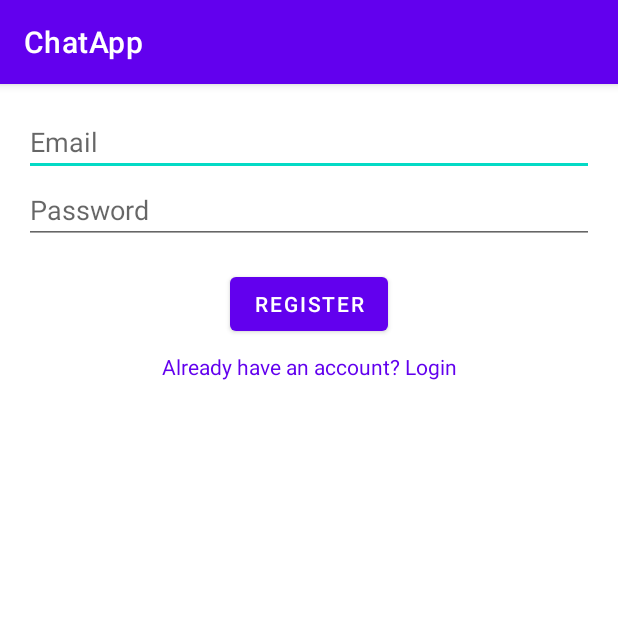
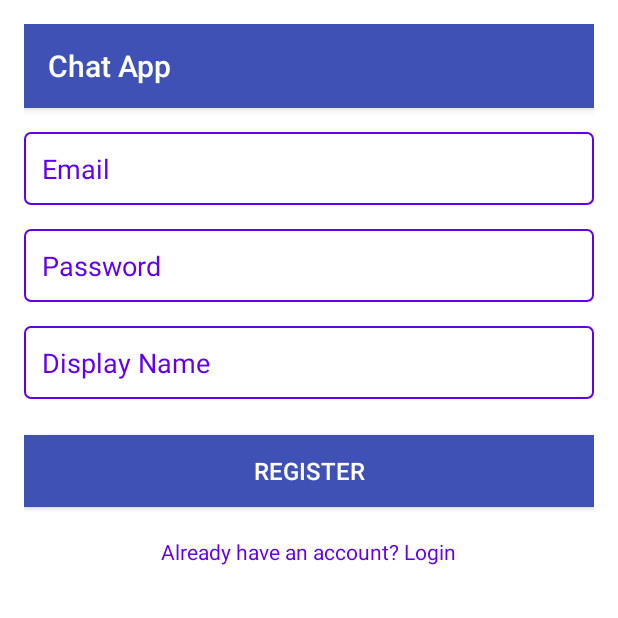
Before and after one commit to AlenPobhenrhaj/ChatApp, an Android app: the RegisterActivity screen opened directly, with no data from a screen before it, on a phone screen of 412 x 824 dp, the top half of it. Run offline under Robolectric (Android 15) with nearby library versions, the phone set to English and light mode, and no system bars; our stand-ins replace Firebase (no records; nobody signed in at launch, a user with empty details on screens opened directly).

Commit message:
1st Commit

```diff
--- a/app/src/main/AndroidManifest.xml
+++ b/app/src/main/AndroidManifest.xml
@@ -7,7 +7,7 @@
         android:label="@string/app_name"
         android:roundIcon="@mipmap/ic_launcher_round"
         android:supportsRtl="true"
-        android:theme="@style/Theme.ChatApp">
+        android:theme="@style/Theme.AppCompat.Light.NoActionBar">
         <activity
             android:name=".activities.RegisterActivity"
             android:exported="false">
--- a/app/src/main/java/com/example/chatapp/models/ChatMessage.kt
+++ b/app/src/main/java/com/example/chatapp/models/ChatMessage.kt
@@ -4,4 +4,5 @@ data class ChatMessage(
     val message: String = "",
     val sender: String = "",
     val timestamp: Long = 0L,
+    val displayName: String = "" // Add this property
 )
--- /dev/null
+++ b/app/src/main/res/drawable/button_background.xml
@@ -0,0 +1,5 @@
+<?xml version="1.0" encoding="utf-8"?>
+<shape xmlns:android="http://schemas.android.com/apk/res/android">
+    <solid android:color="@color/purple_500" />
+    <corners android:radius="4dp" />
+</shape>
--- /dev/null
+++ b/app/src/main/res/drawable/edittext_background.xml
@@ -0,0 +1,6 @@
+<?xml version="1.0" encoding="utf-8"?>
+<shape xmlns:android="http://schemas.android.com/apk/res/android">
+    <solid android:color="@android:color/white" />
+    <corners android:radius="4dp" />
+    <stroke android:color="@color/purple_500" android:width="1dp"/>
+</shape>
--- /dev/null
+++ b/app/src/main/res/drawable/rounded_corner_background.xml
@@ -0,0 +1,4 @@
+<?xml version="1.0" encoding="utf-8"?>
+<selector xmlns:android="http://schemas.android.com/apk/res/android">
+
+</selector>
--- a/app/src/main/res/drawable/rounded_corner_received.xml
+++ b/app/src/main/res/drawable/rounded_corner_received.xml
@@ -1,7 +1,7 @@
 <?xml version="1.0" encoding="utf-8"?>
 <shape xmlns:android="http://schemas.android.com/apk/res/android">
     <corners android:radius="12dp" />
-    <solid android:color="#EDEDED" />
+    <solid android:color="#F5F9E9" />
     <padding
         android:left="8dp"
         android:top="8dp"
--- /dev/null
+++ b/app/src/main/res/drawable/rounded_edittext.xml
@@ -0,0 +1,6 @@
+<?xml version="1.0" encoding="utf-8"?>
+<shape xmlns:android="http://schemas.android.com/apk/res/android">
+    <solid android:color="@android:color/white" />
+    <corners android:radius="20dp" />
+    <stroke android:color="@android:color/darker_gray" android:width="1dp" />
+</shape>
--- /dev/null
+++ b/app/src/main/res/drawable/your_logo_here.xml
@@ -0,0 +1,4 @@
+<?xml version="1.0" encoding="utf-8"?>
+<selector xmlns:android="http://schemas.android.com/apk/res/android">
+
+</selector>
--- a/app/src/main/res/layout/activity_register.xml
+++ b/app/src/main/res/layout/activity_register.xml
@@ -1,51 +1,77 @@
 <?xml version="1.0" encoding="utf-8"?>
-<androidx.constraintlayout.widget.ConstraintLayout xmlns:android="http://schemas.android.com/apk/res/android"
+<LinearLayout xmlns:android="http://schemas.android.com/apk/res/android"
     xmlns:app="http://schemas.android.com/apk/res-auto"
     xmlns:tools="http://schemas.android.com/tools"
     android:layout_width="match_parent"
     android:layout_height="match_parent"
-    android:padding="16dp">
+    android:orientation="vertical"
+    android:padding="16dp"
+    android:background="@color/colorBackground">
+
+    <androidx.appcompat.widget.Toolbar
+        android:id="@+id/toolbar"
+        android:layout_width="match_parent"
+        android:layout_height="?attr/actionBarSize"
+        android:background="@color/colorPrimary"
+        android:elevation="4dp"
+        app:title="Chat App"
+        app:titleTextColor="@android:color/white"/>
 
     <EditText
         android:id="@+id/editTextEmail"
-        android:layout_width="0dp"
+        android:layout_width="match_parent"
         android:layout_height="wrap_content"
         android:ems="10"
         android:hint="Email"
         android:inputType="textEmailAddress"
-        app:layout_constraintEnd_toEndOf="parent"
-        app:layout_constraintStart_toStartOf="parent"
-        app:layout_constraintTop_toTopOf="parent" />
+        android:background="@drawable/edittext_background"
+        android:padding="12dp"
+        android:layout_marginTop="16dp"
+        android:textColorHint="@color/purple_500" />
 
     <EditText
         android:id="@+id/editTextPassword"
-        android:layout_width="0dp"
+        android:layout_width="match_parent"
         android:layout_height="wrap_content"
         android:ems="10"
         android:hint="Password"
         android:inputType="textPassword"
-        app:layout_constraintEnd_toEndOf="parent"
-        app:layout_constraintStart_toStartOf="parent"
-        app:layout_constraintTop_toBottomOf="@+id/editTextEmail" />
+        android:background="@drawable/edittext_background"
+        android:padding="12dp"
+        android:textColorHint="@color/purple_500"
+        android:layout_marginTop="16dp" />
+
+    <EditText
+        android:id="@+id/editTextDisplayName"
+        android:layout_width="match_parent"
+        android:layout_height="wrap_content"
+        android:ems="10"
+        android:hint="Display Name"
+        android:inputType="text"
+        android:background="@drawable/edittext_background"
+        android:padding="12dp"
+        android:textColorHint="@color/purple_500"
+        android:layout_marginTop="16dp" />
 
     <Button
         android:id="@+id/buttonRegister"
-        android:layout_width="wrap_content"
+        android:layout_width="match_parent"
         android:layout_height="wrap_content"
-        android:layout_marginTop="16dp"
+        android:layout_marginTop="24dp"
         android:text="Register"
-        app:layout_constraintEnd_toEndOf="parent"
-        app:layout_constraintStart_toStartOf="parent"
-        app:layout_constraintTop_toBottomOf="@+id/editTextPassword" />
+        android:background="@color/colorPrimary"
+        android:textColor="@android:color/white"
+        android:textSize="16sp"
+        android:padding="12dp" />
 
     <TextView
         android:id="@+id/buttonLogin"
         android:layout_width="wrap_content"
         android:layout_height="wrap_content"
-        android:layout_marginTop="8dp"
+        android:layout_gravity="center_horizontal"
+        android:layout_marginTop="20dp"
         android:text="Already have an account? Login"
-        android:textColor="?attr/colorPrimary"
-        app:layout_constraintEnd_toEndOf="parent"
-        app:layout_constraintStart_toStartOf="parent"
-        app:layout_constraintTop_toBottomOf="@+id/buttonRegister" />
-</androidx.constraintlayout.widget.ConstraintLayout>
+        android:textColor="@color/purple_500"
+        android:textSize="14sp" />
+
+</LinearLayout>
--- a/app/src/main/res/values/colors.xml
+++ b/app/src/main/res/values/colors.xml
@@ -7,4 +7,7 @@
     <color name="teal_700">#FF018786</color>
     <color name="black">#FF000000</color>
     <color name="white">#FFFFFFFF</color>
+    <color name="colorPrimary">#3F51B5</color>
+    <color name="colorBackground">#FFFFFF</color>
+
 </resources>
--- a/app/src/main/res/values/strings.xml
+++ b/app/src/main/res/values/strings.xml
@@ -1,3 +1,7 @@
 <resources>
     <string name="app_name">ChatApp</string>
+    <string name="don_t_have_an_account_register">Don\'t have an account? Register</string>
+    <string name="login">Login</string>
+    <string name="password">Password</string>
+    <string name="email">Email</string>
 </resources>
```
Also changed, not shown: app/src/main/java/com/example/chatapp/activities/ChatActivity.kt (+31 -7 lines), app/src/main/java/com/example/chatapp/activities/MainActivity.kt (+25 -11 lines), app/src/main/java/com/example/chatapp/activities/RegisterActivity.kt (+19 -4 lines), app/src/main/java/com/example/chatapp/adapters/ChatAdapter.kt (+4 -5 lines), app/src/main/res/drawable/edittext_solid_border.xml (added, +8 -0 lines), app/src/main/res/layout/activity_chat.xml (+33 -3 lines), app/src/main/res/layout/activity_login.xml (+26 -8 lines).
